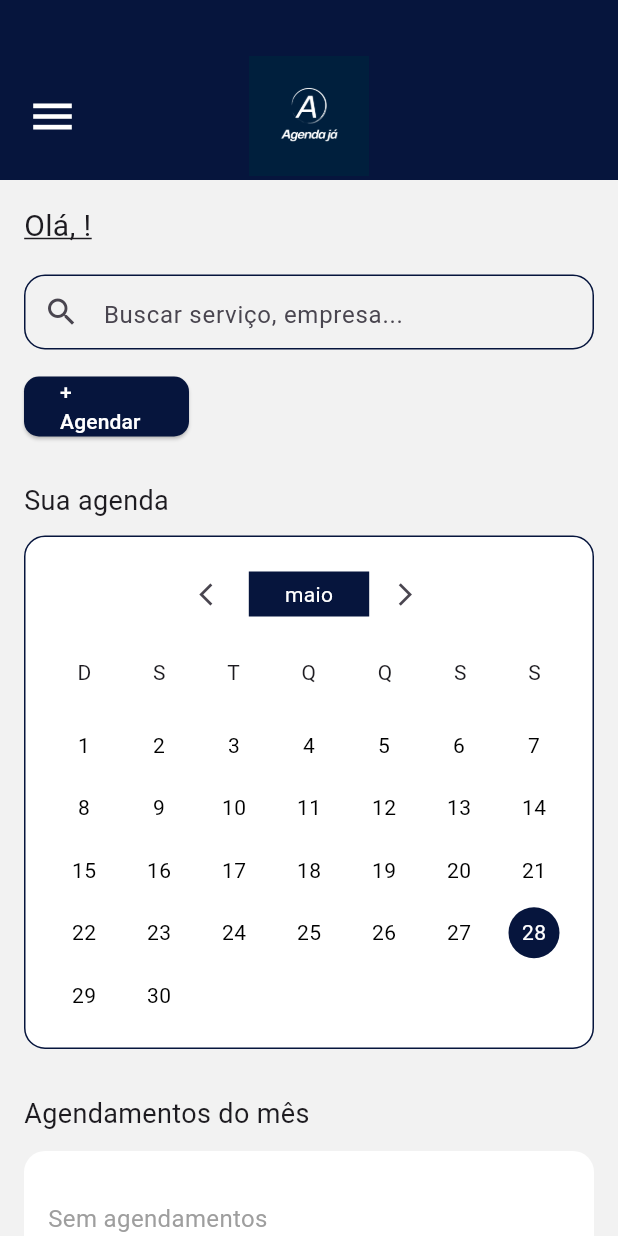
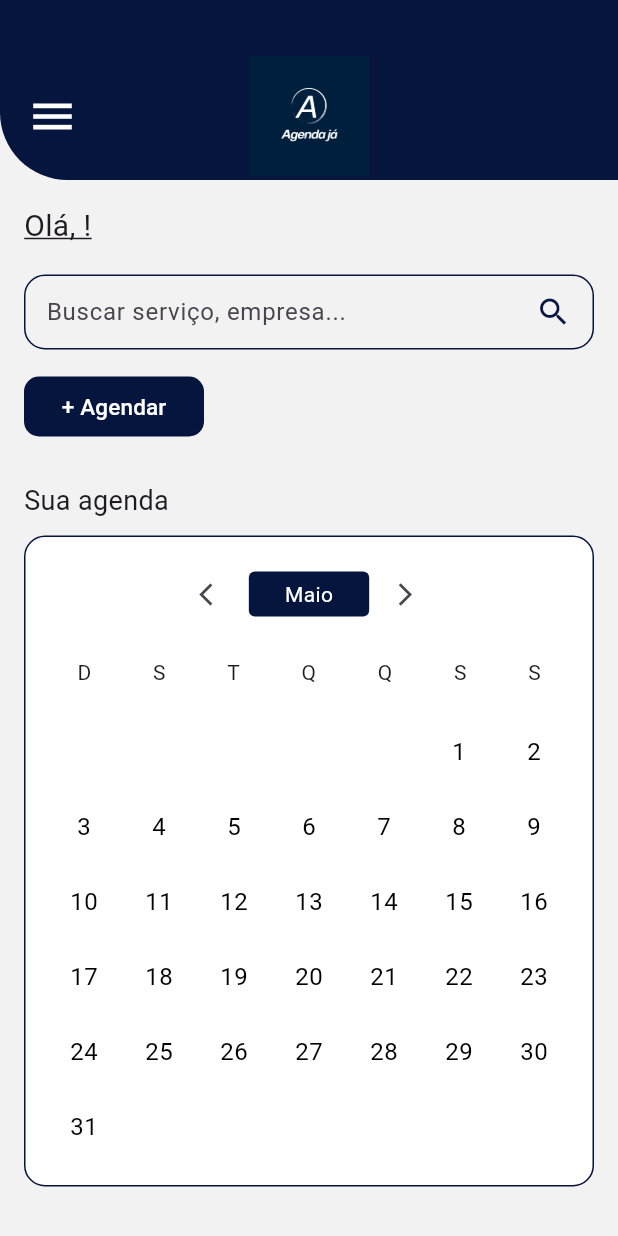
Before and after one commit to SamuVortmann/PI3-AgendaJa, a Flutter app: the HomeClientePage screen opened directly with empty values, on a phone screen of 412 x 824 dp. Run offline on Flutter 3.47's test engine with Material 3 defaults, Android fonts, the phone set to English and light mode, and no system bars.

Commit message:
pg home cliente terminada

```diff
--- a/agenda-ja/lib/pages/homecliente.dart
+++ b/agenda-ja/lib/pages/homecliente.dart
@@ -15,26 +15,59 @@ class HomeClientePage extends StatefulWidget {
 
 class _HomeClientePageState extends State<HomeClientePage> {
 
-  int mesAtual = 4;
+  int mesAtual = DateTime.now().month - 1;
 
-  List meses = [
-    'janeiro',
-    'fevereiro',
-    'março',
-    'abril',
-    'maio',
-    'junho',
-    'julho',
-    'agosto',
-    'setembro',
-    'outubro',
-    'novembro',
-    'dezembro',
+  final List<String> meses = [
+    'Janeiro',
+    'Fevereiro',
+    'Março',
+    'Abril',
+    'Maio',
+    'Junho',
+    'Julho',
+    'Agosto',
+    'Setembro',
+    'Outubro',
+    'Novembro',
+    'Dezembro',
   ];
 
-  bool mostrarCompromisso = false;
+  // SEM AGENDAMENTOS
 
-  List<int> diasComCompromisso = [28];
+  final List<int> diasComCompromisso = [];
+
+  bool mostrarCompromissos = false;
+
+  int diasDoMes() {
+
+    switch (mesAtual + 1) {
+
+      case 2:
+        return 28;
+
+      case 4:
+      case 6:
+      case 9:
+      case 11:
+        return 30;
+
+      default:
+        return 31;
+    }
+  }
+
+  // DESCOBRE O PRIMEIRO DIA DA SEMANA
+
+  int primeiroDiaMes() {
+
+    DateTime data = DateTime(
+      2026,
+      mesAtual + 1,
+      1,
+    );
+
+    return data.weekday % 7;
+  }
 
   @override
   Widget build(BuildContext context) {
@@ -61,6 +94,10 @@ class _HomeClientePageState extends State<HomeClientePage> {
 
               decoration: const BoxDecoration(
                 color: Color(0xFF06153D),
+
+                borderRadius: BorderRadius.only(
+                  bottomLeft: Radius.circular(45),
+                ),
               ),
 
               child: Row(
@@ -108,6 +145,8 @@ class _HomeClientePageState extends State<HomeClientePage> {
                   Container(
                     height: 50,
 
+                    padding: const EdgeInsets.symmetric(horizontal: 14),
+
                     decoration: BoxDecoration(
                       border: Border.all(
                         color: const Color(0xFF06153D),
@@ -116,16 +155,24 @@ class _HomeClientePageState extends State<HomeClientePage> {
                       borderRadius: BorderRadius.circular(14),
                     ),
 
-                    child: const TextField(
+                    child: const Row(
+                      children: [
+
+                        Expanded(
+                          child: TextField(
 
                             decoration: InputDecoration(
                               hintText: 'Buscar serviço, empresa...',
                               border: InputBorder.none,
+                            ),
+                          ),
+                        ),
 
-                        prefixIcon: Icon(Icons.search),
-
-                        contentPadding: EdgeInsets.only(top: 14),
-                      ),
+                        Icon(
+                          Icons.search,
+                          color: Color(0xFF06153D),
+                        )
+                      ],
                     ),
                   ),
 
@@ -134,7 +181,7 @@ class _HomeClientePageState extends State<HomeClientePage> {
                   // BOTÃO AGENDAR
 
                   SizedBox(
-                    width: 110,
+                    width: 120,
                     height: 40,
 
                     child: ElevatedButton(
@@ -142,6 +189,7 @@ class _HomeClientePageState extends State<HomeClientePage> {
 
                       style: ElevatedButton.styleFrom(
                         backgroundColor: const Color(0xFF06153D),
+                        elevation: 0,
 
                         shape: RoundedRectangleBorder(
                           borderRadius: BorderRadius.circular(10),
@@ -153,6 +201,7 @@ class _HomeClientePageState extends State<HomeClientePage> {
 
                         style: TextStyle(
                           color: Colors.white,
+                          fontSize: 15,
                         ),
                       ),
                     ),
@@ -190,7 +239,7 @@ class _HomeClientePageState extends State<HomeClientePage> {
                     child: Column(
                       children: [
 
-                        // MÊS
+                        // TROCA DE MÊS
 
                         Row(
                           mainAxisAlignment: MainAxisAlignment.center,
@@ -205,6 +254,8 @@ class _HomeClientePageState extends State<HomeClientePage> {
                                   if (mesAtual > 0) {
                                     mesAtual--;
                                   }
+
+                                  mostrarCompromissos = false;
                                 });
                               },
 
@@ -217,7 +268,10 @@ class _HomeClientePageState extends State<HomeClientePage> {
                                 vertical: 5,
                               ),
 
+                              decoration: BoxDecoration(
                                 color: const Color(0xFF06153D),
+                                borderRadius: BorderRadius.circular(4),
+                              ),
 
                               child: Text(
                                 meses[mesAtual],
@@ -236,6 +290,8 @@ class _HomeClientePageState extends State<HomeClientePage> {
                                   if (mesAtual < 11) {
                                     mesAtual++;
                                   }
+
+                                  mostrarCompromissos = false;
                                 });
                               },
 
@@ -246,7 +302,7 @@ class _HomeClientePageState extends State<HomeClientePage> {
 
                         const SizedBox(height: 18),
 
-                        // DIAS SEMANA
+                        // DIAS DA SEMANA
 
                         const Row(
                           mainAxisAlignment: MainAxisAlignment.spaceAround,
@@ -264,26 +320,37 @@ class _HomeClientePageState extends State<HomeClientePage> {
 
                         const SizedBox(height: 18),
 
-                        // DIAS
+                        // GRID DO CALENDÁRIO
 
                         GridView.builder(
                           shrinkWrap: true,
                           physics: const NeverScrollableScrollPhysics(),
 
-                          itemCount: 30,
+                          itemCount:
+                          diasDoMes() + primeiroDiaMes(),
 
                           gridDelegate:
                           const SliverGridDelegateWithFixedCrossAxisCount(
                             crossAxisCount: 7,
-                            childAspectRatio: 1.2,
+                            childAspectRatio: 1,
                           ),
 
                           itemBuilder: (context, index) {
 
-                            int dia = index + 1;
+                            // ESPAÇOS VAZIOS
+
+                            if (index < primeiroDiaMes()) {
+                              return const SizedBox();
+                            }
+
+                            int dia =
+                                index - primeiroDiaMes() + 1;
+
+                            // NUNCA COMEÇA AZUL
 
                             bool temCompromisso =
-                            diasComCompromisso.contains(dia);
+                                diasComCompromisso.contains(dia) &&
+                                diasComCompromisso.isNotEmpty;
 
                             return GestureDetector(
 
@@ -292,8 +359,8 @@ class _HomeClientePageState extends State<HomeClientePage> {
                                 if (temCompromisso) {
 
                                   setState(() {
-                                    mostrarCompromisso =
-                                    !mostrarCompromisso;
+                                    mostrarCompromissos =
+                                    !mostrarCompromissos;
                                   });
                                 }
                               },
@@ -319,6 +386,8 @@ class _HomeClientePageState extends State<HomeClientePage> {
                                         color: temCompromisso
                                             ? Colors.white
                                             : Colors.black,
+
+                                        fontSize: 16,
                                       ),
                                     ),
                                   ),
@@ -330,57 +399,27 @@ class _HomeClientePageState extends State<HomeClientePage> {
 
                         // COMPROMISSOS
 
-                        if (mostrarCompromisso)
+                        if (mostrarCompromissos)
 
                           Container(
                             width: double.infinity,
 
-                            margin: const EdgeInsets.only(top: 12),
+                            margin: const EdgeInsets.only(top: 15),
 
                             padding: const EdgeInsets.all(16),
 
                             decoration: BoxDecoration(
                               color: const Color(0xFF06153D),
-
                               borderRadius: BorderRadius.circular(14),
                             ),
 
-                            child: const Column(
-                              crossAxisAlignment: CrossAxisAlignment.start,
-
-                              children: [
-
-                                Text(
-                                  'Compromissos:',
+                            child: const Text(
+                              'Compromissos do dia',
 
                               style: TextStyle(
                                 color: Colors.white,
                                 fontSize: 18,
                               ),
-                                ),
-
-                                SizedBox(height: 12),
-
-                                Text(
-                                  '15:30 - Clínica vida - Concórdia',
-
-                                  style: TextStyle(
-                                    color: Colors.white,
-                                    fontSize: 17,
-                                  ),
-                                ),
-
-                                SizedBox(height: 20),
-
-                                Text(
-                                  '18:00 - Salão bela vista - Irani',
-
-                                  style: TextStyle(
-                                    color: Colors.white,
-                                    fontSize: 17,
-                                  ),
-                                ),
-                              ],
                             ),
                           )
                       ],
@@ -389,7 +428,7 @@ class _HomeClientePageState extends State<HomeClientePage> {
 
                   const SizedBox(height: 30),
 
-                  // AGENDAMENTOS DO MÊS
+                  // AGENDAMENTOS
 
                   const Text(
                     'Agendamentos do mês',
@@ -403,7 +442,7 @@ class _HomeClientePageState extends State<HomeClientePage> {
 
                   Container(
                     width: double.infinity,
-                    height: 90,
+                    height: 100,
 
                     padding: const EdgeInsets.all(16),
 
```
Lines whose indentation alone changed are shown as unchanged.
